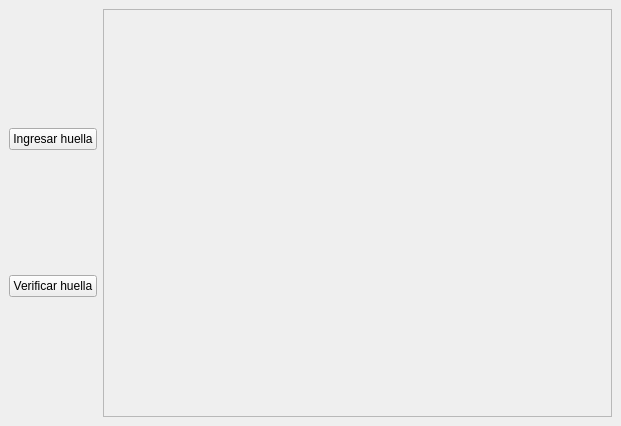
Above: Proyecto-Final/mainwindow.ui from nlandau91/Proyecto-Final before the change. Below: the same form after it.
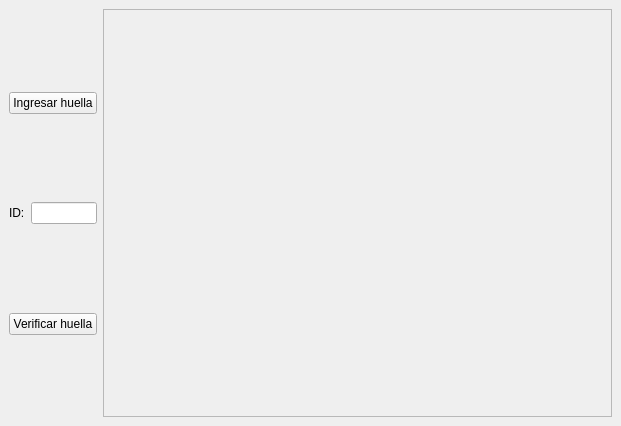
That is the form after the change.

Commit message: armando db

Patch:
```diff
--- a/Proyecto-Final/mainwindow.ui
+++ b/Proyecto-Final/mainwindow.ui
@@ -25,6 +25,19 @@
      <layout class="QHBoxLayout" name="horizontalLayout">
       <item>
        <layout class="QVBoxLayout" name="verticalLayout">
+        <item>
+         <spacer name="verticalSpacer">
+          <property name="orientation">
+           <enum>Qt::Vertical</enum>
+          </property>
+          <property name="sizeHint" stdset="0">
+           <size>
+            <width>20</width>
+            <height>40</height>
+           </size>
+          </property>
+         </spacer>
+        </item>
         <item>
          <widget class="QPushButton" name="btn_ingresar">
           <property name="text">
@@ -32,6 +45,65 @@
           </property>
          </widget>
         </item>
+        <item>
+         <spacer name="verticalSpacer_3">
+          <property name="orientation">
+           <enum>Qt::Vertical</enum>
+          </property>
+          <property name="sizeHint" stdset="0">
+           <size>
+            <width>20</width>
+            <height>40</height>
+           </size>
+          </property>
+         </spacer>
+        </item>
+        <item>
+         <layout class="QHBoxLayout" name="horizontalLayout_2">
+          <item>
+           <widget class="QLabel" name="label_2">
+            <property name="sizePolicy">
+             <sizepolicy hsizetype="Maximum" vsizetype="Preferred">
+              <horstretch>0</horstretch>
+              <verstretch>0</verstretch>
+             </sizepolicy>
+            </property>
+            <property name="text">
+             <string>ID:</string>
+            </property>
+           </widget>
+          </item>
+          <item>
+           <widget class="QLineEdit" name="lineEdit">
+            <property name="sizePolicy">
+             <sizepolicy hsizetype="Ignored" vsizetype="Fixed">
+              <horstretch>0</horstretch>
+              <verstretch>0</verstretch>
+             </sizepolicy>
+            </property>
+            <property name="text">
+             <string/>
+            </property>
+            <property name="clearButtonEnabled">
+             <bool>false</bool>
+            </property>
+           </widget>
+          </item>
+         </layout>
+        </item>
+        <item>
+         <spacer name="verticalSpacer_4">
+          <property name="orientation">
+           <enum>Qt::Vertical</enum>
+          </property>
+          <property name="sizeHint" stdset="0">
+           <size>
+            <width>20</width>
+            <height>40</height>
+           </size>
+          </property>
+         </spacer>
+        </item>
         <item>
          <widget class="QPushButton" name="btn_verificar">
           <property name="text">
@@ -39,6 +111,19 @@
           </property>
          </widget>
         </item>
+        <item>
+         <spacer name="verticalSpacer_2">
+          <property name="orientation">
+           <enum>Qt::Vertical</enum>
+          </property>
+          <property name="sizeHint" stdset="0">
+           <size>
+            <width>20</width>
+            <height>40</height>
+           </size>
+          </property>
+         </spacer>
+        </item>
        </layout>
       </item>
       <item>
```
The commit also changes 2 other files.
